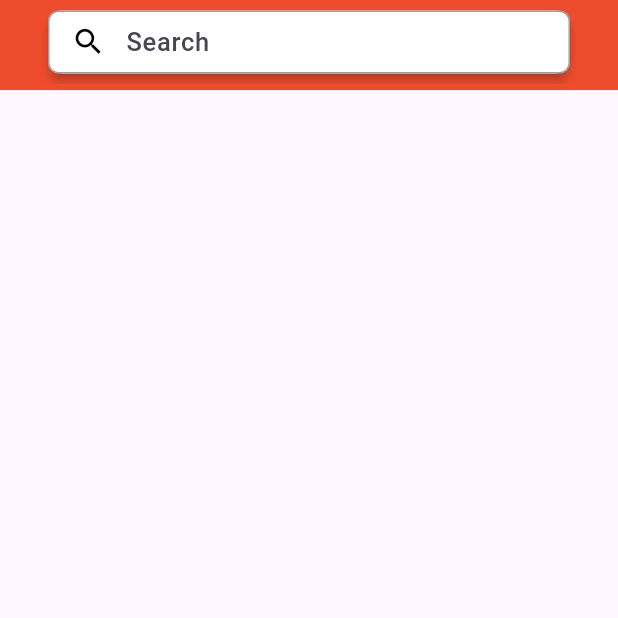
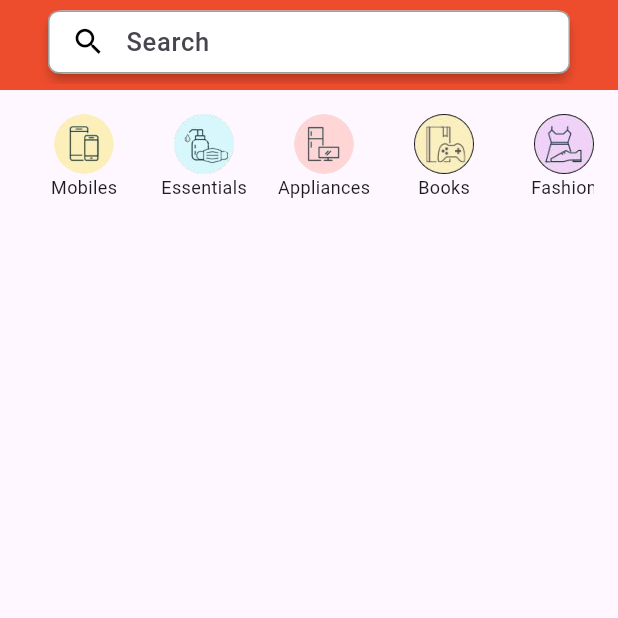
Before and after one commit to aldyisza87/flutter-ecommerce, a Flutter app: the screen it shows after launch, on a phone screen of 412 x 824 dp, the top half of it. Run offline on Flutter 3.47's test engine with Material 3 defaults, Android fonts, the phone set to English and light mode, and no system bars.

Commit message:
add category images, and enhance home page layout

```diff
--- /dev/null
+++ b/lib/common/global_variables.dart
@@ -0,0 +1,24 @@
+class GlobalVariables {
+  static const List<Map<String, String>> categoryImages = [
+    {
+      'title': 'Mobiles',
+      'image': 'assets/images/mobiles.jpeg',
+    },
+    {
+      'title': 'Essentials',
+      'image': 'assets/images/essentials.jpeg',
+    },
+    {
+      'title': 'Appliances',
+      'image': 'assets/images/appliances.jpeg',
+    },
+    {
+      'title': 'Books',
+      'image': 'assets/images/books.jpeg',
+    },
+    {
+      'title': 'Fashion',
+      'image': 'assets/images/fashion.jpeg',
+    },
+  ];
+}
--- a/lib/presentation/home/home_page.dart
+++ b/lib/presentation/home/home_page.dart
@@ -1,4 +1,5 @@
 import 'package:flutter/material.dart';
+import 'package:flutter_ecommerce/presentation/home/widgets/list_category_widget.dart';
 
 class HomePage extends StatefulWidget {
   const HomePage({super.key});
@@ -81,7 +82,17 @@ class _HomePageState extends State<HomePage> {
           ),
         ),
       ),
-      body: Container(), // Add your body content here
+      body: Padding(
+        padding: const EdgeInsets.all(16),
+        child: Column(
+          children: [
+            ListCategoryWidget(),
+            SizedBox(
+              height: 20,
+            ),
+          ],
+        ),
+      ), // Add your body content here
     );
   }
 }
--- /dev/null
+++ b/lib/presentation/home/widgets/list_category_widget.dart
@@ -0,0 +1,42 @@
+import 'package:flutter/material.dart';
+import 'package:flutter_ecommerce/common/global_variables.dart';
+
+class ListCategoryWidget extends StatelessWidget {
+  const ListCategoryWidget({super.key});
+
+  @override
+  Widget build(BuildContext context) {
+    return SizedBox(
+      height: 60,
+      child: ListView.builder(
+          scrollDirection: Axis.horizontal,
+          itemExtent: 80,
+          itemCount: GlobalVariables.categoryImages.length,
+          itemBuilder: (context, index) {
+            return Column(
+              children: [
+                Container(
+                  padding: EdgeInsets.symmetric(horizontal: 10),
+                  child: ClipRRect(
+                    borderRadius: BorderRadius.circular(50),
+                    child: Image.asset(
+                      GlobalVariables.categoryImages[index]['image']!,
+                      fit: BoxFit.cover,
+                      height: 40,
+                      width: 40,
+                    ),
+                  ),
+                ),
+                Text(
+                  GlobalVariables.categoryImages[index]['title']!,
+                  style: TextStyle(
+                    fontSize: 12,
+                    fontWeight: FontWeight.w400,
+                  ),
+                )
+              ],
+            );
+          }),
+    );
+  }
+}
```
Also changed, not shown: pubspec.yaml (+3 -5 lines), assets/images/appliances.jpeg (added), assets/images/books.jpeg (added), assets/images/electronics.jpeg (added), assets/images/essentials.jpeg (added), assets/images/fashion.jpeg (added), assets/images/img6.png (added), assets/images/mobiles.jpeg (added), pubspec.lock, 3 other files.
